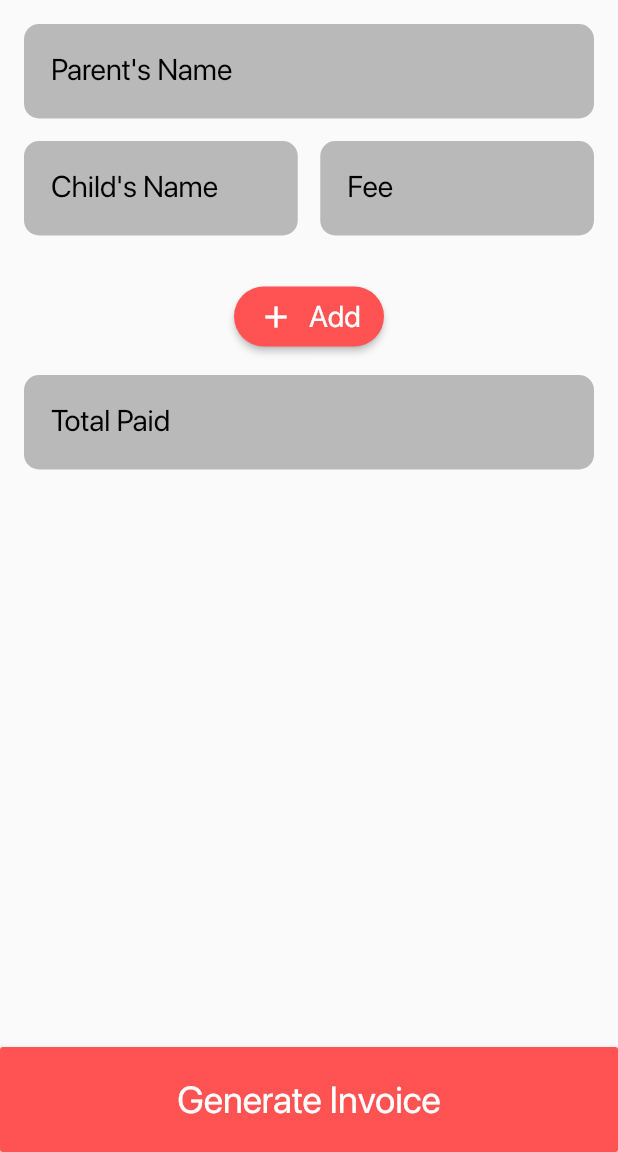
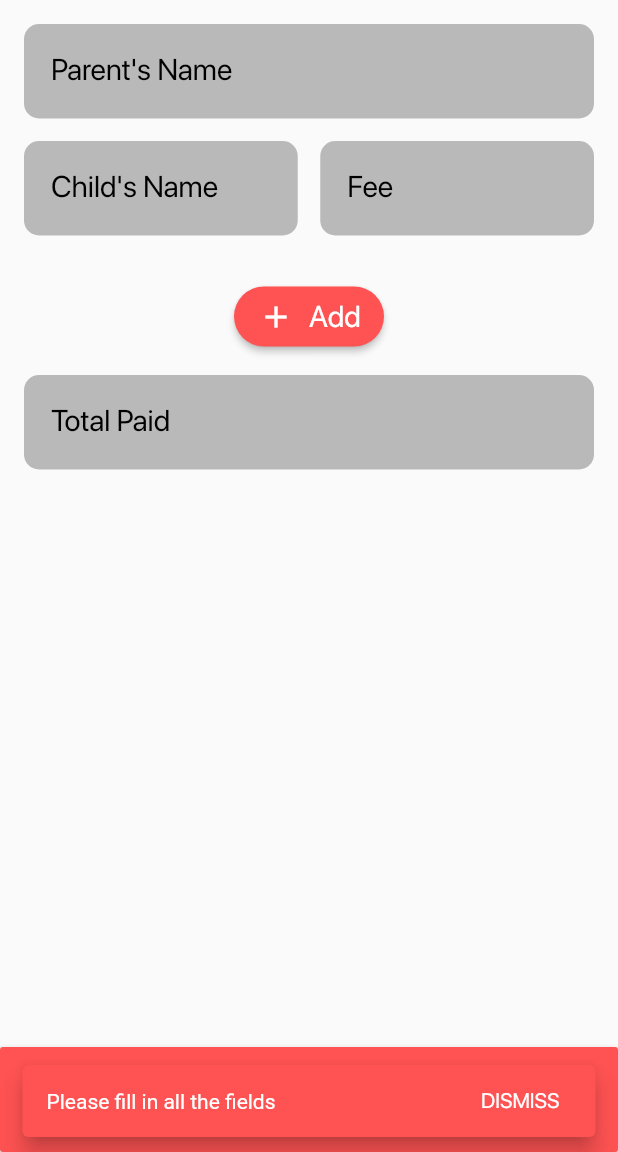
Before and after one commit to bookofiyi/invoice_generator, a Flutter app: the screen it shows after launch, after a tap on "Generate Invoice", on a phone screen of 412 x 824 dp, the part 84-1236 px from its top. Run offline on Flutter 3.47's test engine with Material 2 defaults, Android fonts, the phone set to English and light mode, and no system bars; our stand-ins replace open_file; missing offline and left inert: syncfusion_flutter_pdf.

Commit message:
added "create PDF" functionality

```diff
--- a/lib/form.dart
+++ b/lib/form.dart
@@ -1,5 +1,9 @@
 import 'package:flutter/material.dart';
+import 'package:flutter/services.dart' show rootBundle;
+import 'dart:typed_data';
 import 'package:invoice_generator/constants.dart';
+import 'package:syncfusion_flutter_pdf/pdf.dart';
+import 'mobile.dart';
 // import 'package:invoice_generator/elements/child_field.dart';
 
 class FormScreen extends StatefulWidget {
@@ -10,7 +14,69 @@ class FormScreen extends StatefulWidget {
 
 class _FormScreenState extends State<FormScreen> {
   static const double spacing = 15;
+  final TextEditingController _parentName = TextEditingController();
+  String parentName = '';
+  final TextEditingController _childName = TextEditingController();
+  String childName = '';
+  final TextEditingController _fee = TextEditingController();
+  String fee = '';
+  final TextEditingController _totalPaid = TextEditingController();
+  String totalPaid = '';
   List<Widget> childrenFields = [];
+
+  // List<TextEditingController> childrenControllers = [];
+  // List<TextEditingController> feeControllers = [];
+
+  // void _addControllers() {
+  //   childrenControllers.add(TextEditingController());
+  //   feeControllers.add(TextEditingController());
+  // }
+
+  void showInSnackBar(context, String value) {
+    final snackBar = SnackBar(
+      content: Text(value),
+      backgroundColor: kred,
+      behavior: SnackBarBehavior.floating,
+      action: SnackBarAction(
+        label: 'DISMISS',
+        textColor: kwhite,
+        onPressed: () {
+          ScaffoldMessenger.of(context).hideCurrentSnackBar();
+        },
+      ),
+    );
+    ScaffoldMessenger.of(context).showSnackBar(snackBar);
+  }
+
+  Future<Uint8List> _readImageData(String name) async {
+    final data = await rootBundle.load('assets/images/$name');
+    return data.buffer.asUint8List(data.offsetInBytes, data.lengthInBytes);
+  }
+
+  Future<void> _generateInvoice() async {
+    PdfDocument document = PdfDocument();
+    final page = document.pages.add();
+
+    page.graphics.drawImage(PdfBitmap(await _readImageData('logo.png')),
+        const Rect.fromLTWH(0, 0, 100, 100));
+
+    // Receipt text
+    page.graphics.drawString(
+        'Receipt', PdfStandardFont(PdfFontFamily.helvetica, 20),
+        bounds: const Rect.fromLTRB(440, 0, 0, 0));
+    // end of Receipt text
+
+    // Date Issued text
+    page.graphics.drawString(
+        '6th Jan, 2022', PdfStandardFont(PdfFontFamily.helvetica, 20),
+        bounds: const Rect.fromLTRB(390, 25, 0, 0));
+    // end of Date Issued text
+
+    List<int> bytes = document.save();
+    document.dispose();
+
+    saveAndLaunchFile(bytes, '$parentName.pdf');
+  }
 
   void _addChildField() {
     childrenFields.add(Padding(
@@ -140,6 +206,7 @@ class _FormScreenState extends State<FormScreen> {
                       child: Padding(
                         padding: const EdgeInsets.only(left: 8.0),
                         child: TextFormField(
+                          controller: _parentName,
                           style: const TextStyle(
                             fontSize: 20,
                           ),
@@ -154,6 +221,9 @@ class _FormScreenState extends State<FormScreen> {
                             ),
                             border: InputBorder.none,
                           ),
+                          onChanged: (value) {
+                            parentName = value;
+                          },
                         ),
                       ),
                     ),
@@ -175,6 +245,7 @@ class _FormScreenState extends State<FormScreen> {
                             child: Padding(
                               padding: const EdgeInsets.only(left: 8.0),
                               child: TextFormField(
+                                controller: _childName,
                                 style: const TextStyle(
                                   fontSize: 20,
                                 ),
@@ -189,6 +260,9 @@ class _FormScreenState extends State<FormScreen> {
                                   ),
                                   border: InputBorder.none,
                                 ),
+                                // onChanged: (value) {
+                                //   childName = value;
+                                // },
                               ),
                             ),
                           ),
@@ -210,6 +284,7 @@ class _FormScreenState extends State<FormScreen> {
                             child: Padding(
                               padding: const EdgeInsets.only(left: 8.0),
                               child: TextFormField(
+                                controller: _fee,
                                 cursorColor: kblack,
                                 keyboardType:
                                     const TextInputType.numberWithOptions(
@@ -235,6 +310,9 @@ class _FormScreenState extends State<FormScreen> {
                                   ),
                                   border: InputBorder.none,
                                 ),
+                                // onChanged: (value) {
+                                //   fee = value;
+                                // },
                               ),
                             ),
                           ),
@@ -305,6 +383,7 @@ class _FormScreenState extends State<FormScreen> {
                       child: Padding(
                         padding: const EdgeInsets.only(left: 8.0),
                         child: TextFormField(
+                          controller: _totalPaid,
                           cursorColor: kblack,
                           keyboardType: const TextInputType.numberWithOptions(
                             decimal: true,
@@ -328,6 +407,9 @@ class _FormScreenState extends State<FormScreen> {
                             //   borderRadius: BorderRadius.all(Radius.circular(10)),
                             // ),
                           ),
+                          // onChanged: (value) {
+                          //   totalPaid = value;
+                          // },
                         ),
                       ),
                     ),
@@ -339,7 +421,16 @@ class _FormScreenState extends State<FormScreen> {
           ),
           Center(
             child: MaterialButton(
-              onPressed: () {},
+              onPressed: () {
+                if (_parentName.text.isEmpty ||
+                    _childName.text.isEmpty ||
+                    _fee.text.isEmpty ||
+                    _totalPaid.text.isEmpty) {
+                  showInSnackBar(context, 'Please fill in all the fields');
+                } else {
+                  _generateInvoice();
+                }
+              },
               minWidth: double.infinity,
               height: 70,
               elevation: 3,
--- a/lib/main.dart
+++ b/lib/main.dart
@@ -16,6 +16,7 @@ class MyApp extends StatelessWidget {
       title: 'Invoice Generator',
       theme: ThemeData(
         primaryColor: kred,
+        primarySwatch: Colors.red,
         fontFamily: 'San Francisco',
         appBarTheme: const AppBarTheme(
           backgroundColor: kred,
--- a/pubspec.yaml
+++ b/pubspec.yaml
@@ -32,6 +32,7 @@ dependencies:
   syncfusion_flutter_pdf: ^19.4.40-beta
   path: ^1.8.0
   path_provider: ^2.0.8
+  open_file: ^3.2.1
 
 
   # The following adds the Cupertino Icons font to your application.
@@ -61,9 +62,8 @@ flutter:
   uses-material-design: true
 
   # To add assets to your application, add an assets section, like this:
-  # assets:
-  #   - images/a_dot_burr.jpeg
-  #   - images/a_dot_ham.jpeg
+  assets:
+    - assets/images/
 
   # An image asset can refer to one or more resolution-specific "variants", see
   # https://flutter.dev/assets-and-images/#resolution-aware.
```
Also changed, not shown: lib/mobile.dart (added, +10 -0 lines), assets/images/logo.png (added), pubspec.lock.
